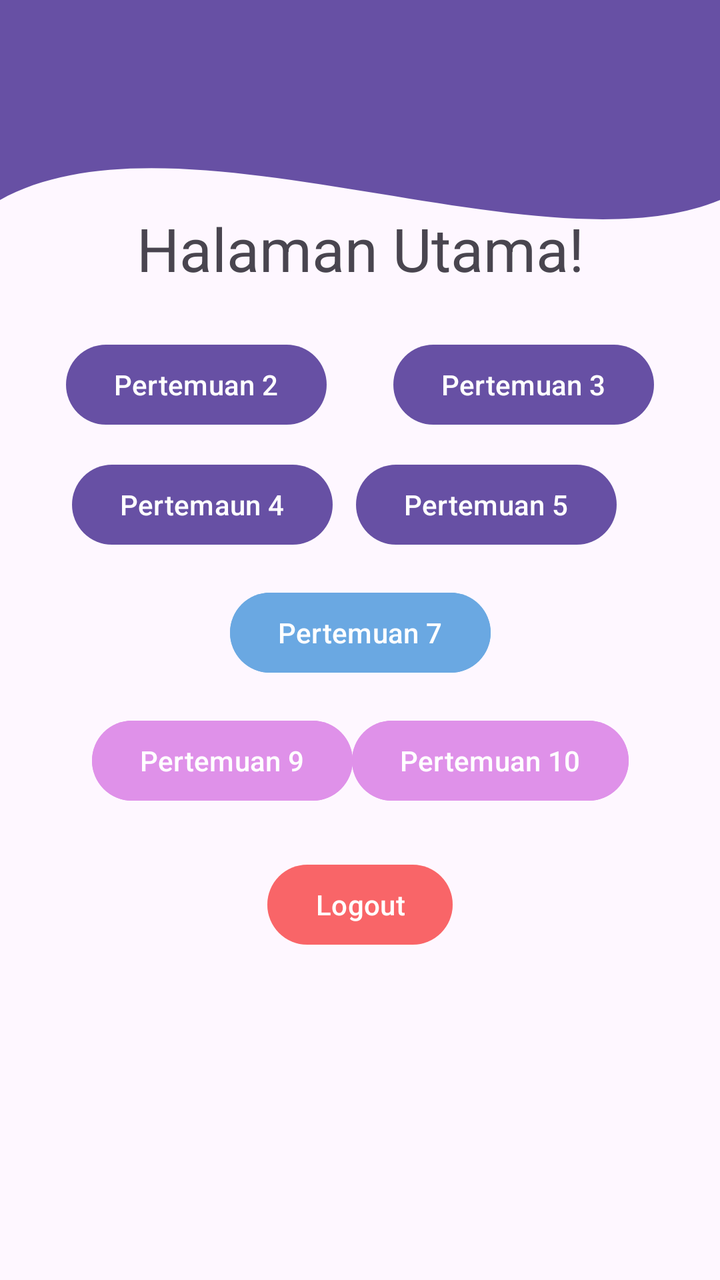
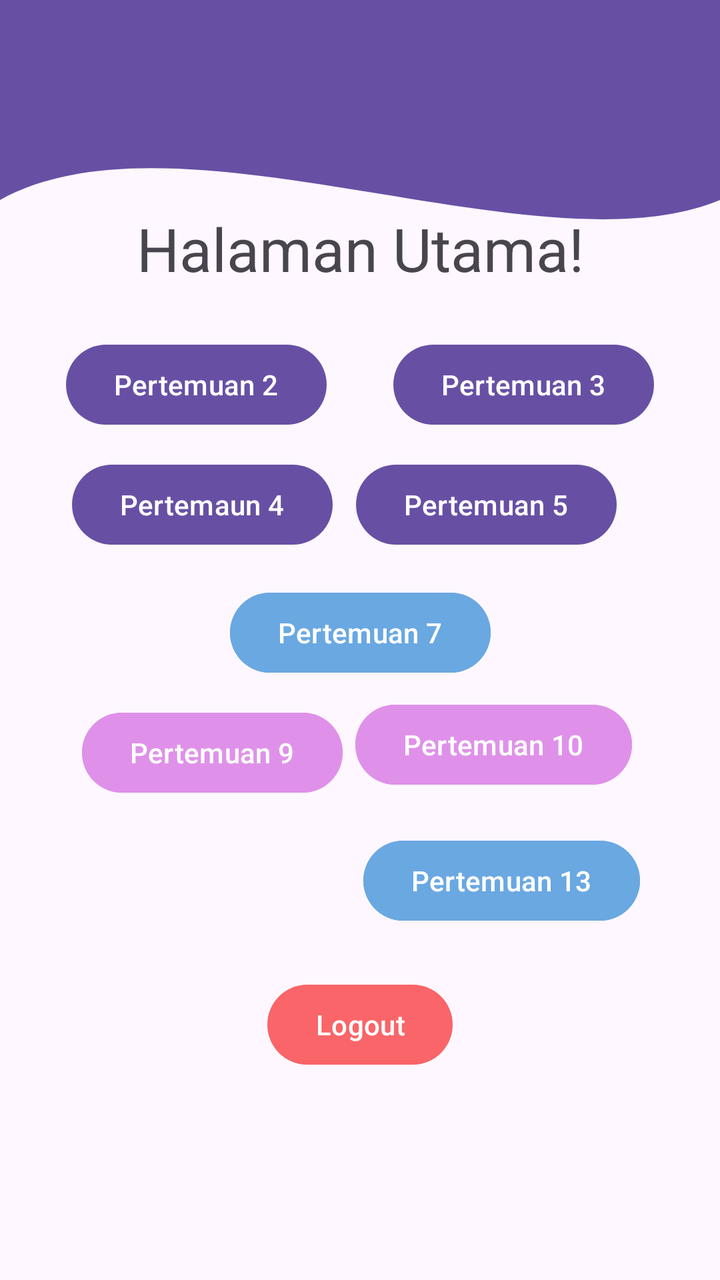

Two renders of the same Android screen: before a commit and after it. Below are the layout's source before the change and the commit's diff.
<!-- AndroidManifest.xml: application theme Theme.BungaApps -->
<!-- res/layout/fragment_home.xml -->
<?xml version="1.0" encoding="utf-8"?>
<androidx.constraintlayout.widget.ConstraintLayout xmlns:android="http://schemas.android.com/apk/res/android"
    xmlns:tools="http://schemas.android.com/tools"
    android:layout_width="match_parent"
    android:layout_height="match_parent"
    xmlns:app="http://schemas.android.com/apk/res-auto"
    tools:context=".Home.HomeFragment">

    <View
        android:id="@+id/background_header"
        android:layout_width="0dp"
        android:layout_height="250dp"
        android:background="@drawable/bg_header_wave"
        app:layout_constraintEnd_toEndOf="parent"
        app:layout_constraintStart_toStartOf="parent"
        app:layout_constraintTop_toTopOf="parent" />

    <androidx.appcompat.widget.Toolbar
        android:id="@+id/toolbar"
        android:layout_width="match_parent"
        android:layout_height="?attr/actionBarSize"
        android:background="?attr/colorPrimary"
        android:titleTextColor="@android:color/white"
        app:layout_constraintEnd_toEndOf="parent"
        app:layout_constraintStart_toStartOf="parent"
        app:layout_constraintTop_toTopOf="parent" />

    <androidx.core.widget.NestedScrollView
        android:layout_width="0dp"
        android:layout_height="0dp"
        android:fillViewport="true"
        app:layout_constraintBottom_toBottomOf="parent"
        app:layout_constraintEnd_toEndOf="parent"
        app:layout_constraintStart_toStartOf="parent"
        app:layout_constraintTop_toBottomOf="@+id/toolbar">

        <androidx.constraintlayout.widget.ConstraintLayout
            android:layout_width="match_parent"
            android:layout_height="wrap_content"
            android:paddingBottom="24dp">

            <TextView
                android:id="@+id/textView"
                android:layout_width="wrap_content"
                android:layout_height="wrap_content"
                android:layout_marginTop="40dp"
                android:text="Halaman Utama!"
                android:textSize="30sp"
                app:layout_constraintEnd_toEndOf="parent"
                app:layout_constraintStart_toStartOf="parent"
                app:layout_constraintTop_toTopOf="parent" />

            <Button
                android:id="@+id/btnToFourth"
                android:layout_width="wrap_content"
                android:layout_height="wrap_content"
                android:layout_marginTop="24dp"
                android:text="Pertemuan 2"
                app:layout_constraintEnd_toStartOf="@+id/button"
                app:layout_constraintHorizontal_bias="0.157"
                app:layout_constraintStart_toStartOf="parent"
                app:layout_constraintTop_toBottomOf="@+id/textView" />

            <Button
                android:id="@+id/button"
                android:layout_width="wrap_content"
                android:layout_height="wrap_content"
                android:layout_marginTop="24dp"
                android:text="Pertemuan 3"
                app:layout_constraintEnd_toEndOf="parent"
                app:layout_constraintStart_toEndOf="@+id/btnToFourth"
                app:layout_constraintTop_toBottomOf="@+id/textView" />

            <Button
                android:id="@+id/button2"
                android:layout_width="wrap_content"
                android:layout_height="wrap_content"
                android:layout_marginTop="12dp"
                android:text="Pertemaun 4"
                app:layout_constraintHorizontal_bias="0.157"
                app:layout_constraintStart_toStartOf="parent"
                app:layout_constraintEnd_toEndOf="parent"
                app:layout_constraintTop_toBottomOf="@+id/btnToFourth" />

            <Button
                android:id="@+id/button3"
                android:layout_width="wrap_content"
                android:layout_height="wrap_content"
                android:layout_marginTop="12dp"
                android:text="Pertemuan 5"
                app:layout_constraintEnd_toEndOf="parent"
                app:layout_constraintHorizontal_bias="0.775"
                app:layout_constraintStart_toStartOf="parent"
                app:layout_constraintTop_toBottomOf="@+id/button" />

            <Button
                android:id="@+id/button4"
                android:layout_width="wrap_content"
                android:layout_height="wrap_content"
                android:layout_marginTop="16dp"
                android:backgroundTint="@color/biru"
                android:text="Pertemuan 7"
                app:layout_constraintEnd_toEndOf="parent"
                app:layout_constraintStart_toStartOf="parent"
                app:layout_constraintTop_toBottomOf="@+id/button3" />

            <Button
                android:id="@+id/button5"
                android:layout_width="wrap_content"
                android:layout_height="wrap_content"
                android:layout_marginTop="16dp"
                android:backgroundTint="@color/Pink"
                android:text="Pertemuan 9"
                app:layout_constraintEnd_toEndOf="parent"
                app:layout_constraintHorizontal_bias="0.2"
                app:layout_constraintStart_toStartOf="parent"
                app:layout_constraintTop_toBottomOf="@+id/button4" />

            <Button
                android:id="@+id/button6"
                android:layout_width="wrap_content"
                android:layout_height="wrap_content"
                android:layout_marginTop="16dp"
                android:backgroundTint="@color/Pink"
                android:text="Pertemuan 10"
                app:layout_constraintEnd_toEndOf="parent"
                app:layout_constraintHorizontal_bias="0.794"
                app:layout_constraintStart_toStartOf="parent"
                app:layout_constraintTop_toBottomOf="@+id/button4" />

            <Button
                android:id="@+id/btnLogout"
                android:layout_width="wrap_content"
                android:layout_height="wrap_content"
                android:layout_marginTop="24dp"
                android:backgroundTint="#5CF40000"
                android:text="Logout"
                app:layout_constraintEnd_toEndOf="parent"
                app:layout_constraintStart_toStartOf="parent"
                app:layout_constraintTop_toBottomOf="@+id/button5" />

            <androidx.recyclerview.widget.RecyclerView
                android:id="@+id/rvGallery"
                android:layout_width="match_parent"
                android:layout_height="wrap_content"
                android:layout_marginTop="24dp"
                android:padding="8dp"
                android:nestedScrollingEnabled="false"
                app:layout_constraintEnd_toEndOf="parent"
                app:layout_constraintStart_toStartOf="parent"
                app:layout_constraintTop_toBottomOf="@+id/btnLogout" />

        </androidx.constraintlayout.widget.ConstraintLayout>
    </androidx.core.widget.NestedScrollView>

</androidx.constraintlayout.widget.ConstraintLayout>
<!-- resources referenced by this layout -->
<resources>
  <color name="Pink">#DF91E9</color>
  <color name="biru">#6AA8E2</color>
  <!-- drawable bg_header_wave (drawable) -->
  <vector xmlns:android="http://schemas.android.com/apk/res/android"
      android:width="100dp"
      android:height="100dp"
      android:viewportWidth="100"
      android:viewportHeight="100">
  
      
      <path
          android:fillColor="?attr/colorPrimary"
          android:pathData="
              M0,0
              L100,0
              L100,40
              C 75,55
                25,20
                0,40
              Z" />
  </vector>
  <style name="Theme.BungaApps" parent="Base.Theme.BungaApps" />
  <style name="Base.Theme.BungaApps" parent="Theme.Material3.DayNight.NoActionBar">
          
          
      </style>
</resources>

<!-- the commit's change to res/layout/fragment_home.xml (unified diff, before → after) -->
@@ -108,11 +108,11 @@
                 android:id="@+id/button5"
                 android:layout_width="wrap_content"
                 android:layout_height="wrap_content"
-                android:layout_marginTop="16dp"
+                android:layout_marginTop="12dp"
                 android:backgroundTint="@color/Pink"
                 android:text="Pertemuan 9"
                 app:layout_constraintEnd_toEndOf="parent"
-                app:layout_constraintHorizontal_bias="0.2"
+                app:layout_constraintHorizontal_bias="0.178"
                 app:layout_constraintStart_toStartOf="parent"
                 app:layout_constraintTop_toBottomOf="@+id/button4" />
 
@@ -120,13 +120,25 @@
                 android:id="@+id/button6"
                 android:layout_width="wrap_content"
                 android:layout_height="wrap_content"
-                android:layout_marginTop="16dp"
+                android:layout_marginTop="8dp"
                 android:backgroundTint="@color/Pink"
                 android:text="Pertemuan 10"
                 app:layout_constraintEnd_toEndOf="parent"
-                app:layout_constraintHorizontal_bias="0.794"
+                app:layout_constraintHorizontal_bias="0.801"
                 app:layout_constraintStart_toStartOf="parent"
                 app:layout_constraintTop_toBottomOf="@+id/button4" />
+
+            <Button
+                android:id="@+id/button7"
+                android:layout_width="wrap_content"
+                android:layout_height="wrap_content"
+                android:layout_marginTop="20dp"
+                android:backgroundTint="@color/biru"
+                android:text="Pertemuan 13"
+                app:layout_constraintEnd_toEndOf="parent"
+                app:layout_constraintHorizontal_bias="0.819"
+                app:layout_constraintStart_toStartOf="parent"
+                app:layout_constraintTop_toBottomOf="@+id/button6" />
 
             <Button
                 android:id="@+id/btnLogout"
@@ -137,7 +149,7 @@
                 android:text="Logout"
                 app:layout_constraintEnd_toEndOf="parent"
                 app:layout_constraintStart_toStartOf="parent"
-                app:layout_constraintTop_toBottomOf="@+id/button5" />
+                app:layout_constraintTop_toBottomOf="@+id/button7" />
 
             <androidx.recyclerview.widget.RecyclerView
                 android:id="@+id/rvGallery"
